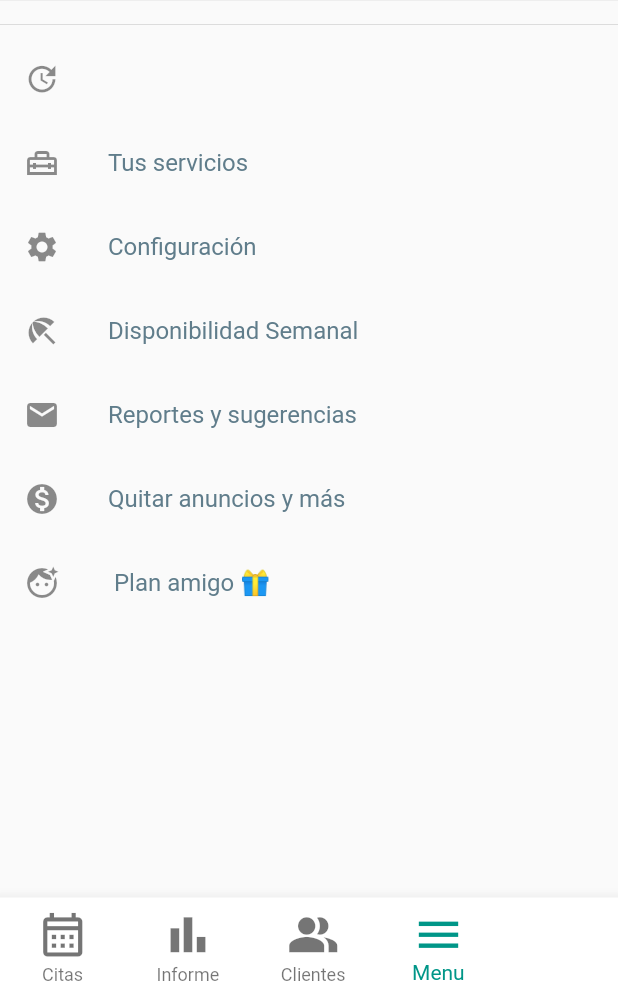
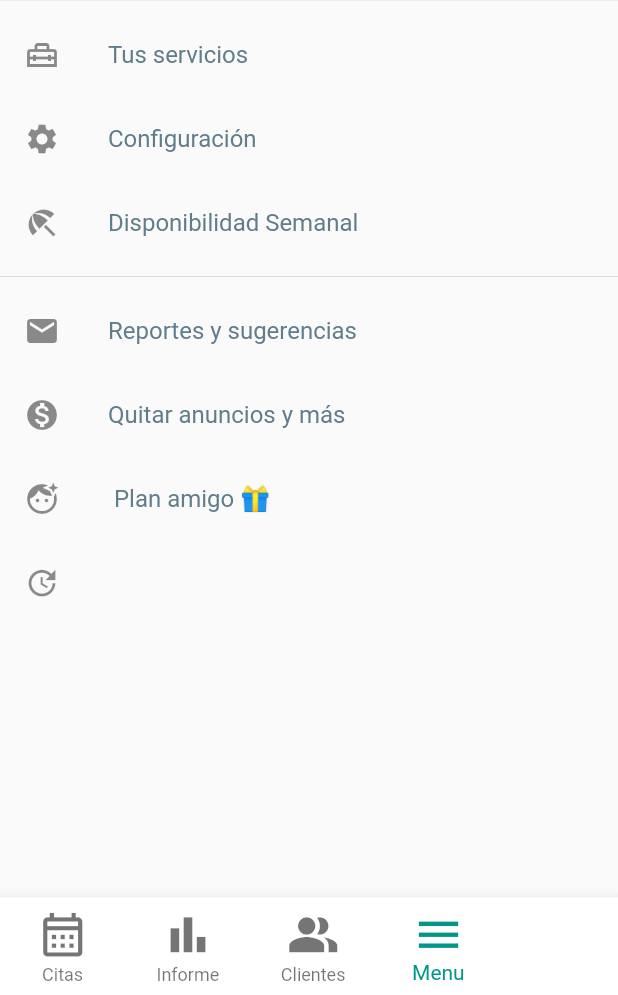
Before and after one commit to luguidu77/agenda-app, a Flutter app: the screen it shows once a user with an empty profile is signed in, item 4 of the bottom bar chosen, on a phone screen of 412 x 824 dp, the part 241-1236 px from its top. Run offline on Flutter 3.47's test engine with Material 2 defaults, Android fonts, the phone set to English and light mode, and no system bars; our stand-ins replace cloud_firestore, email_validator, firebase_auth, firebase_core, firebase_storage, fl_chart and 15 more; missing offline and left inert: fast_contacts, flutter_picker, flutter_stripe, pay; accounts and stored records are empty.

Commit message:
CORRECCION DE ERRORES Y MODIFICACION MENU

```diff
--- a/lib/screens/calendario_screen.dart
+++ b/lib/screens/calendario_screen.dart
@@ -81,7 +81,7 @@ class _CalendarioCitasScreenState extends State<CalendarioCitasScreen> {
 
     novedades();
 
-    Publicidad.publicidad(_estadoPagadaApp);
+    Publicidad.publicidad(_iniciadaSesionUsuario);
     super.initState();
   }
 
@@ -89,7 +89,7 @@ class _CalendarioCitasScreenState extends State<CalendarioCitasScreen> {
     final estadoPagoProvider = context.read<EstadoPagoAppProvider>();
     _emailSesionUsuario = estadoPagoProvider.emailUsuarioApp;
     _iniciadaSesionUsuario = estadoPagoProvider.iniciadaSesionUsuario;
-    _estadoPagadaApp = estadoPagoProvider.emailUsuarioApp;
+    _estadoPagadaApp = estadoPagoProvider.estadoPagoApp;
   }
 
   @override
--- a/lib/screens/menu_aplicacion.dart
+++ b/lib/screens/menu_aplicacion.dart
@@ -91,7 +91,40 @@ class _MenuAplicacionState extends State<MenuAplicacion> {
       padding: EdgeInsets.zero,
       children: [
         _iniciadaSesionUsuario
-            ? UserAccountsDrawerHeader(
+            // CABECERA CUAN HAY UNA SESION INICIADA
+            ? _cabeceraConSesion(context)
+
+            // CABECERA CUANDO ES APP GRATUITA
+            : _cabeceraGratuita(),
+
+        // CONFIGURA LOS SERVICIOS QUE OFRECEN A CLIENTES
+        _serviciosQueOfrece(context),
+
+        //CONFIGURACION DE LA APP
+        _configuracion(context),
+
+        // DISPONIBILIDAD SEMANAL
+        _disponiblidadSemanal(context),
+
+        const Divider(),
+
+        // REPORTES Y SUGERENCIAS
+        _reportes(),
+
+        // COMPRAR LA APLICACION
+        _estadopago == 'COMPRADA' ? const Text('') : _comprarAPP(context),
+
+        // PLAN AMIGO
+        _iniciadaSesionUsuario ? const Text('') : _planAmigo(context),
+
+        //VALORAR LA APLICACION Y LA VERSION DISPONIBLE
+        _valoracionApp(),
+      ],
+    );
+  }
+
+  UserAccountsDrawerHeader _cabeceraConSesion(BuildContext context) {
+    return UserAccountsDrawerHeader(
         decoration: BoxDecoration(
             color: Theme.of(context)
                 .primaryColor), // Color.fromARGB(255, 122, 121, 197)),
@@ -122,8 +155,11 @@ class _MenuAplicacionState extends State<MenuAplicacion> {
                 : Container()
           ],
         ),
-                accountName: const Text(''))
-            : DrawerHeader(
+        accountName: const Text(''));
+  }
+
+  DrawerHeader _cabeceraGratuita() {
+    return DrawerHeader(
         decoration: const BoxDecoration(
           color: Colors.white,
         ),
@@ -139,11 +175,106 @@ class _MenuAplicacionState extends State<MenuAplicacion> {
                 ? Text('PRO $versionApp', style: estilo)
                 : Text('versión gratuita $versionApp', style: estilo),
           ]),
-                ))),
-        const Divider(),
+        )));
+  }
 
-        !_iniciadaSesionUsuario
-            ? ListTile(
+  ListTile _serviciosQueOfrece(BuildContext context) {
+    return ListTile(
+      leading: const Icon(Icons.home_repair_service_outlined),
+      title: Text('Tus servicios', style: estilo),
+      onTap: () {
+        Navigator.push(
+            context,
+            MaterialPageRoute(
+              builder: (context) => const ServiciosScreen(),
+            ));
+      },
+    );
+  }
+
+  ListTile _configuracion(BuildContext context) {
+    return ListTile(
+      leading: const Icon(Icons.settings),
+      title: Text(
+        'Configuración',
+        style: estilo,
+      ),
+      onTap: () {
+        Navigator.push(
+            context,
+            MaterialPageRoute(
+              builder: (context) => const ConfigPersonalizar(),
+            ));
+      },
+    );
+  }
+
+  ListTile _disponiblidadSemanal(BuildContext context) {
+    return ListTile(
+      leading: const Icon(Icons.beach_access),
+      title: Text(
+        'Disponibilidad Semanal',
+        style: estilo,
+      ),
+      onTap: () {
+        Navigator.push(
+            context,
+            MaterialPageRoute(
+              builder: (context) => const DisponibilidadSemanalScreen(),
+            ));
+      },
+    );
+  }
+
+  ListTile _reportes() {
+    return ListTile(
+      leading: const Icon(Icons.email),
+      title: Text(
+        'Reportes y sugerencias',
+        style: estilo,
+      ),
+      onTap: () {
+        _sendMail('Tengo sugerencias para Agenda de Citas: ');
+      },
+    );
+  }
+
+  ListTile _comprarAPP(BuildContext context) {
+    return ListTile(
+      leading: const Icon(Icons.monetization_on),
+      title: Text(
+        'Quitar anuncios y más',
+        style: estilo,
+      ),
+      onTap: () {
+        Navigator.pushReplacement(
+          context,
+          MaterialPageRoute(
+              builder: (context) => const ComprarAplicacion(
+                  // usuarioAPP: email,
+                  )),
+        );
+        //  _quitarPublicidad(context, enviosugerencia);
+      },
+    );
+  }
+
+  ListTile _planAmigo(BuildContext context) {
+    return ListTile(
+      leading: const Icon(Icons.face_retouching_natural),
+      title: Text(
+        ' Plan amigo 🎁',
+        style: estilo,
+      ),
+      onTap: () {
+        Navigator.pushNamed(context, 'PlanAmigo');
+        //  _quitarPublicidad(context, enviosugerencia);
+      },
+    );
+  }
+
+  ListTile _valoracionApp() {
+    return ListTile(
         textColor: Colors.red,
         leading: const Icon(Icons.update),
         title: Column(
@@ -164,108 +295,7 @@ class _MenuAplicacionState extends State<MenuAplicacion> {
           } else {
             throw 'Could not launch $url';
           }
-                })
-            : Container(),
-        /* _haySesionIniciada // ?: INICIO DE SESION PARA ACCEDER A LA CUENTA DE USUARIO EN UN NUEVO DISPOSITIVO
-            ? const Text('')
-            : ListTile(
-                leading: const Icon(Icons.person),
-                title: const Text('INICIA SESION'),
-                onTap: () => Navigator.pushNamed(context, 'Login')
-
-                /* Navigator.push(
-                    context,
-                    MaterialPageRoute(
-                        builder: (_) => RegistroUsuarioScreen(
-                              registroLogin: 'Login',
-                            ))), */
-                ), */
-
-        ListTile(
-          leading: const Icon(Icons.home_repair_service_outlined),
-          title: Text('Tus servicios', style: estilo),
-          onTap: () {
-            Navigator.push(
-                context,
-                MaterialPageRoute(
-                  builder: (context) => const ServiciosScreen(),
-                ));
-          },
-        ),
-        ListTile(
-          leading: const Icon(Icons.settings),
-          title: Text(
-            'Configuración',
-            style: estilo,
-          ),
-          onTap: () {
-            Navigator.push(
-                context,
-                MaterialPageRoute(
-                  builder: (context) => const ConfigPersonalizar(),
-                ));
-          },
-        ),
-        ListTile(
-          leading: const Icon(Icons.beach_access),
-          title: Text(
-            'Disponibilidad Semanal',
-            style: estilo,
-          ),
-          onTap: () {
-            Navigator.push(
-                context,
-                MaterialPageRoute(
-                  builder: (context) => const DisponibilidadSemanalScreen(),
-                ));
-          },
-        ),
-        ListTile(
-          leading: const Icon(Icons.email),
-          title: Text(
-            'Reportes y sugerencias',
-            style: estilo,
-          ),
-          onTap: () {
-            _sendMail('Tengo sugerencias para Agenda de Citas: ');
-          },
-        ),
-
-        _estadopago == 'COMPRADA'
-            ? const Text('')
-            : ListTile(
-                leading: const Icon(Icons.monetization_on),
-                title: Text(
-                  'Quitar anuncios y más',
-                  style: estilo,
-                ),
-                onTap: () {
-                  Navigator.pushReplacement(
-                    context,
-                    MaterialPageRoute(
-                        builder: (context) => const ComprarAplicacion(
-                            // usuarioAPP: email,
-                            )),
-                  );
-                  //  _quitarPublicidad(context, enviosugerencia);
-                },
-              ),
-        _iniciadaSesionUsuario
-            ? const Text('')
-            : ListTile(
-                leading: const Icon(Icons.face_retouching_natural),
-                title: Text(
-                  ' Plan amigo 🎁',
-                  style: estilo,
-                ),
-                onTap: () {
-                  Navigator.pushNamed(context, 'PlanAmigo');
-                  //  _quitarPublicidad(context, enviosugerencia);
-                },
-              ),
-        //Navigator.pushNamed(context, 'PlanAmigo'),
-      ],
-    );
+        });
   }
 }
 
```
Also changed, not shown: lib/utils/publicidad.dart (+5 -3 lines), 1 other file. Lines whose indentation alone changed are shown as unchanged.
